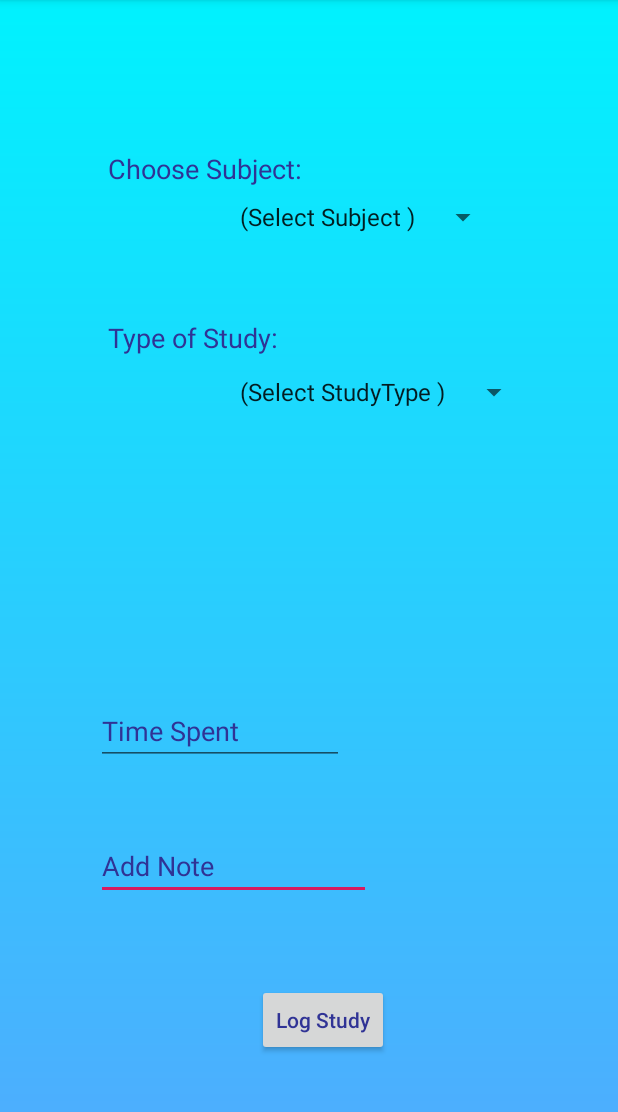
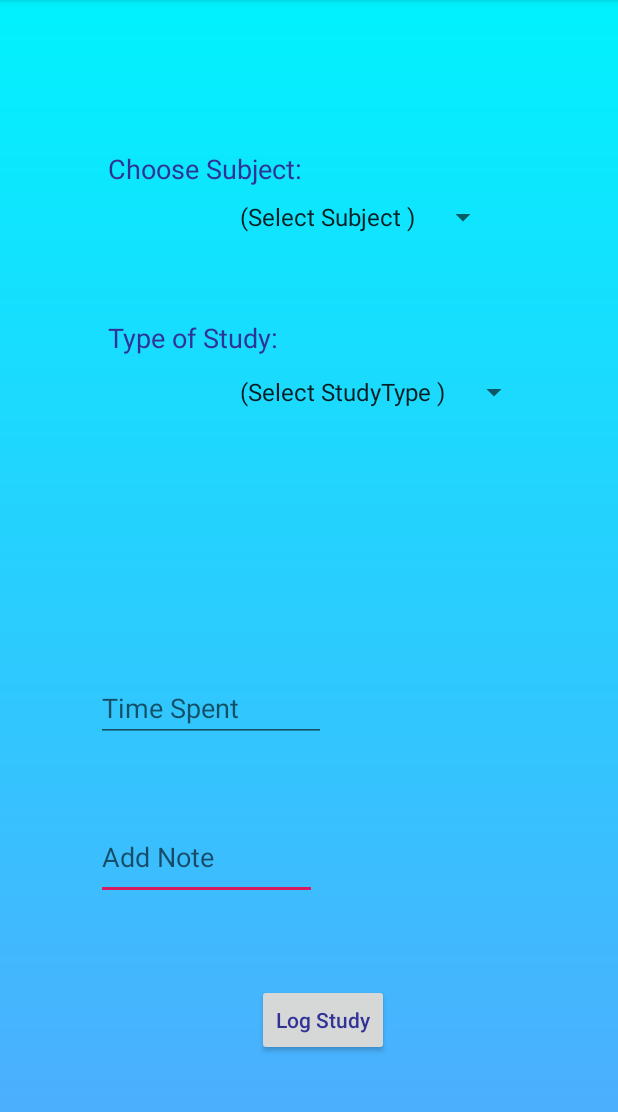
Before and after one commit to flannerymoira/WiseOwletTracker, an Android app: the AddStudyLog screen opened directly, with no data from a screen before it, on a phone screen of 412 x 824 dp, the part 84-1196 px from its top. Run offline under Robolectric (Android 15) with nearby library versions, the phone set to English and light mode, and no system bars; libraries missing offline, so code that uses them is left out: com.readystatesoftware.sqliteasset; 7 statements that could not run were skipped.

Commit message:
Add entry to study_log table.

```diff
--- a/app/src/main/java/com/example/wiseowlettracker/SetupSubjects.java
+++ b/app/src/main/java/com/example/wiseowlettracker/SetupSubjects.java
@@ -23,7 +23,7 @@ public class SetupSubjects extends AppCompatActivity {
     Spinner subList, yearList;
     ArrayList<String> subNames, yearNames;
     ArrayList<Subject> subjectList;
-    EditText editDailyTarget, editWeeklyTarget, editYear, editSubject, editTarget;
+    EditText editDailyTarget, editWeeklyTarget, editTarget;
 
     SQLiteDatabase db;
     DatabaseHelper myDb;
--- a/app/src/main/res/layout/activity_add_study_log.xml
+++ b/app/src/main/res/layout/activity_add_study_log.xml
@@ -62,6 +62,7 @@
         android:layout_width="wrap_content"
         android:layout_height="wrap_content"
         android:layout_marginBottom="64dp"
+        android:onClick="addStudyLog"
         android:text="@string/log"
         android:textAppearance="@style/TextAppearance.AppCompat.Body2"
         android:textColor="@color/colorPrimary"
@@ -71,29 +72,31 @@
         app:layout_constraintStart_toStartOf="parent" />
 
     <EditText
-        android:id="@+id/editTextNote"
-        android:layout_width="183dp"
-        android:layout_height="42dp"
+        android:id="@+id/editNote"
+        android:layout_width="147dp"
+        android:layout_height="57dp"
         android:layout_marginStart="64dp"
         android:layout_marginLeft="64dp"
         android:layout_marginBottom="56dp"
         android:ems="10"
+        android:hint="@string/note"
+        android:importantForAutofill="no"
         android:inputType="textPersonName"
-        android:text="@string/note"
         android:textColor="@color/colorPrimary"
         app:layout_constraintBottom_toTopOf="@+id/btn_log"
         app:layout_constraintStart_toStartOf="parent" />
 
     <EditText
-        android:id="@+id/editTextTime"
-        android:layout_width="165dp"
-        android:layout_height="42dp"
+        android:id="@+id/editTime"
+        android:layout_width="153dp"
+        android:layout_height="39dp"
         android:layout_marginBottom="48dp"
         android:ems="10"
+        android:hint="@string/time"
+        android:importantForAutofill="no"
         android:inputType="textPersonName"
-        android:text="@string/time"
         android:textColor="@color/colorPrimary"
-        app:layout_constraintBottom_toTopOf="@+id/editTextNote"
-        app:layout_constraintStart_toStartOf="@+id/editTextNote" />
+        app:layout_constraintBottom_toTopOf="@+id/editNote"
+        app:layout_constraintStart_toStartOf="@+id/editNote" />
 
 </androidx.constraintlayout.widget.ConstraintLayout>
```
Also changed, not shown: app/src/main/java/com/example/wiseowlettracker/AddStudyLog.java (+25 -3 lines), app/src/main/java/com/example/wiseowlettracker/DatabaseHelper.java (+30 -0 lines).
